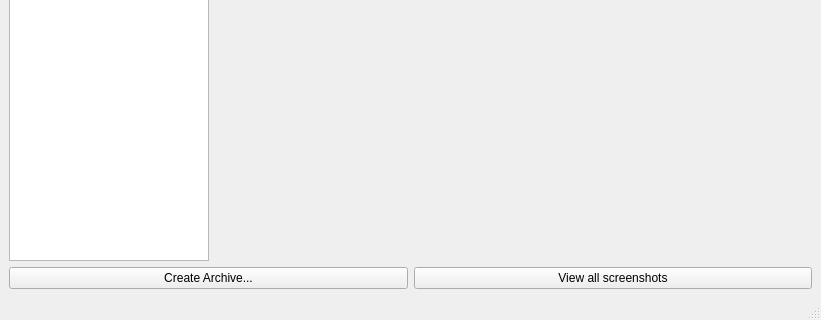
The window that src/gui/mainwindow.ui (KronoZed/urtdsc) describes before a commit, drawn with Qt 5; both pictures show x 0 to 821 and y 354 to 674 of the 821 by 674 pixel window.
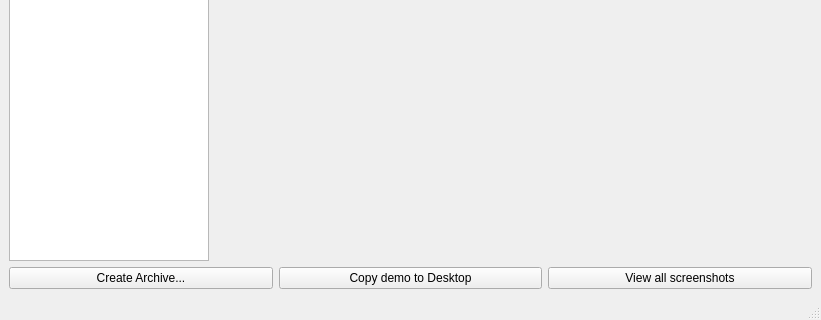
The same window after the commit.

The edit to the form file:
```diff
--- a/src/gui/mainwindow.ui
+++ b/src/gui/mainwindow.ui
@@ -109,6 +109,13 @@
           </property>
          </widget>
         </item>
+        <item>
+         <widget class="QPushButton" name="copyDemoToDesktop">
+          <property name="text">
+           <string>Copy demo to Desktop</string>
+          </property>
+         </widget>
+        </item>
         <item>
          <widget class="QPushButton" name="viewAllScreenshots">
           <property name="text">
```
